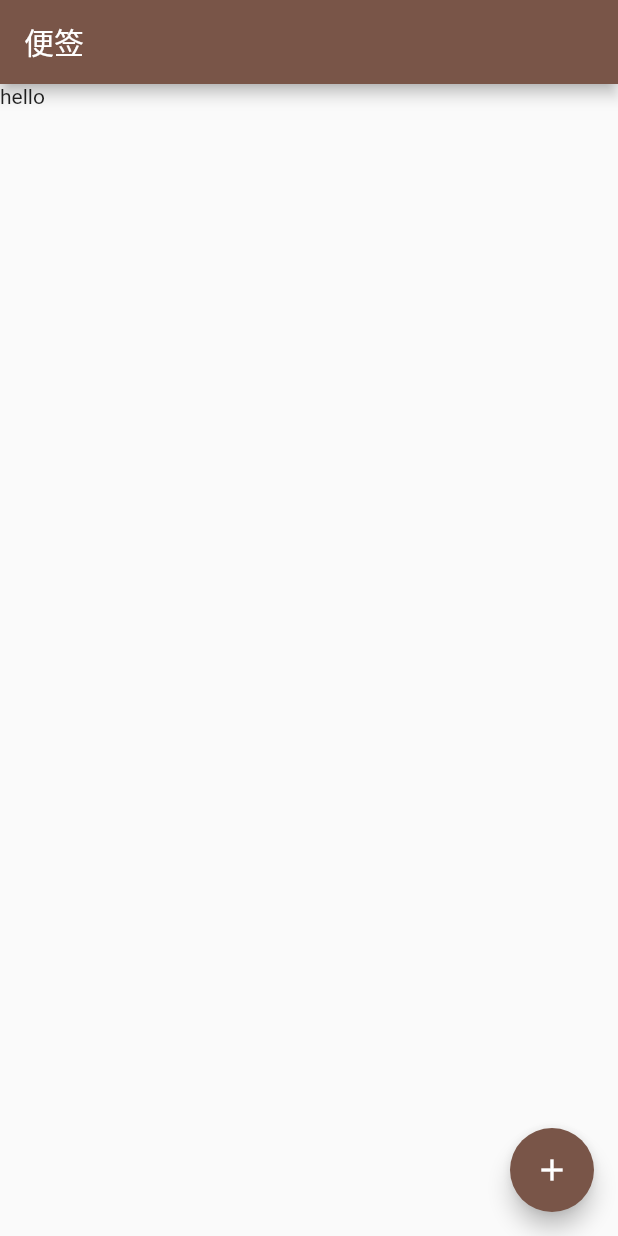
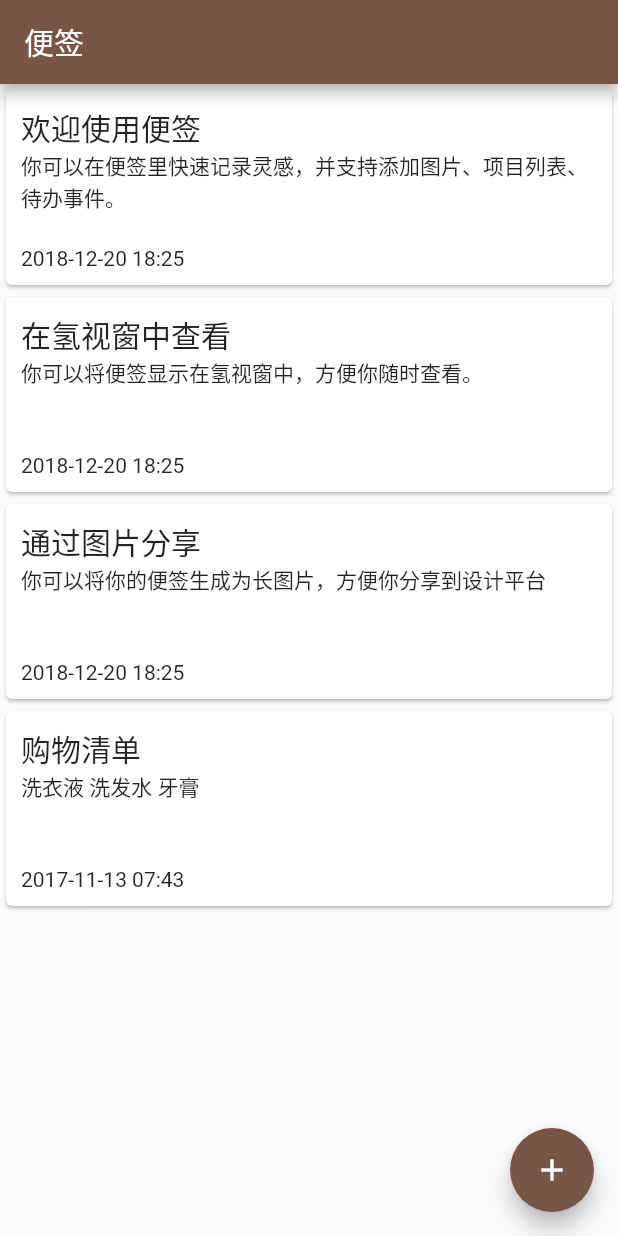
Before and after one commit to azzgo/learn-any, a Flutter app: the screen it shows after launch, on a phone screen of 412 x 824 dp. Run offline on Flutter 3.47's test engine with Material 2 defaults, Android fonts, the light colour scheme and no system bars.

Commit message:
使用数据构建页面

```diff
--- /dev/null
+++ b/flutter_quick_learn/lib/mocks/stickList.dart
@@ -0,0 +1,22 @@
+const STICKY_LIST_DATA = [
+  {
+    "title": "欢迎使用便签",
+    "content": "你可以在便签里快速记录灵感，并支持添加图片、项目列表、待办事件。",
+    "modifyTime": "2018-12-20 18:25"
+  },
+  {
+    "title": "在氢视窗中查看",
+    "content": "你可以将便签显示在氢视窗中，方便你随时查看。",
+    "modifyTime": "2018-12-20 18:25"
+  },
+  {
+    "title": "通过图片分享",
+    "content": "你可以将你的便签生成为长图片，方便你分享到设计平台",
+    "modifyTime": "2018-12-20 18:25"
+  },
+  {
+    "title": "购物清单",
+    "content": "洗衣液 洗发水 牙膏",
+    "modifyTime": "2017-11-13 07:43"
+  }
+];
--- a/flutter_quick_learn/lib/pages/home/home.dart
+++ b/flutter_quick_learn/lib/pages/home/home.dart
@@ -1,5 +1,6 @@
 
 import 'package:flutter/material.dart';
+import 'package:flutter_quick_learn/mocks/stickList.dart';
 import 'stickyItem.dart';
 
 class HomePage extends StatefulWidget {
@@ -21,9 +22,7 @@ class _HomePageState extends State<HomePage> {
         title: Text(widget.title),
       ),
       body: ListView(
-        children: <Widget>[
-          StickyItem()
-        ]
+        children: STICKY_LIST_DATA.map((item) => StickyItem(item['title'], item['content'], item['modifyTime'])).toList()
       ),
       floatingActionButton: FloatingActionButton(
         backgroundColor: Colors.brown,
--- a/flutter_quick_learn/lib/pages/home/stickyItem.dart
+++ b/flutter_quick_learn/lib/pages/home/stickyItem.dart
@@ -2,10 +2,31 @@
 import 'package:flutter/material.dart';
 
 class StickyItem extends StatelessWidget {
+  String title;
+  String content;
+  String modifyTime;
+
+  StickyItem(this.title, this.content, this.modifyTime);
 
   @override
   Widget build(BuildContext context) {
-    return Text('hello');
+
+
+    return Card(
+      child: Container(
+        height: 130,
+        padding: EdgeInsets.all(10),
+        child: Column(
+            mainAxisSize: MainAxisSize.max,
+            crossAxisAlignment: CrossAxisAlignment.start,
+            children: <Widget>[
+              Text(title, style: TextStyle(fontSize:  20)),
+              Expanded(child: Text(content)),
+              Text(modifyTime)
+            ],
+        )
+      ),
+    );
   }
 
 }
```
